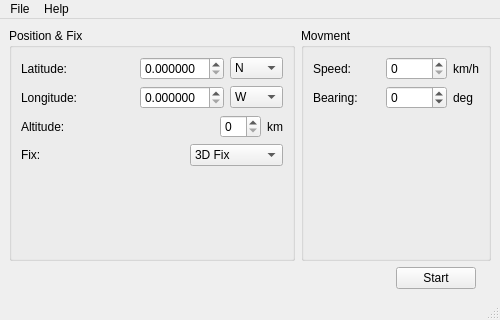
Qt form mainwindow.ui (xtremekforever/XKSimulator) before a commit.
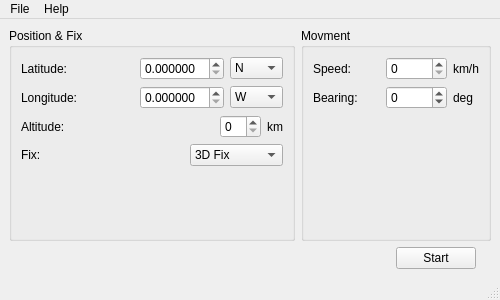
The same form after that commit. Icons and pictures are not drawn.

Commit message: Fix sizes of UI and update copyright message

```diff
--- a/mainwindow.ui
+++ b/mainwindow.ui
@@ -7,18 +7,18 @@
     <x>0</x>
     <y>0</y>
     <width>500</width>
-    <height>320</height>
+    <height>300</height>
    </rect>
   </property>
   <property name="minimumSize">
    <size>
     <width>500</width>
-    <height>320</height>
+    <height>260</height>
    </size>
   </property>
   <property name="maximumSize">
    <size>
-    <width>500</width>
+    <width>540</width>
     <height>320</height>
    </size>
   </property>
```
Left out of the diff: 2 changed lines with no effect on the pictures. The commit also changes 2 other files.
